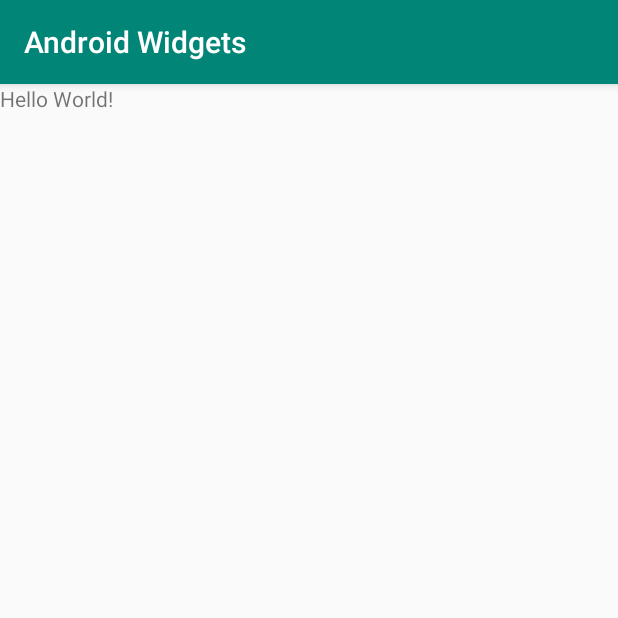
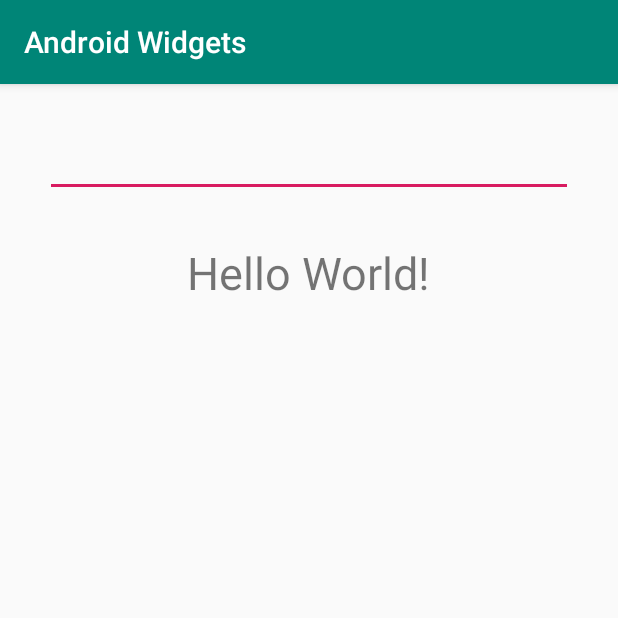
Before and after one commit to gurkay/AndroidWidgets, an Android app: the screen it shows after launch (MainActivity), on a phone screen of 412 x 824 dp, the top half of it. Run offline under Robolectric (Android 15) with nearby library versions, the phone set to English and light mode, and no system bars.

Commit message:
add text view component add edit text component

```diff
--- a/app/src/main/java/com/test/androidwidgets/MainActivity.java
+++ b/app/src/main/java/com/test/androidwidgets/MainActivity.java
@@ -2,7 +2,10 @@ package com.test.androidwidgets;
 
 import android.support.v7.app.AppCompatActivity;
 import android.os.Bundle;
+import android.text.Editable;
+import android.text.TextWatcher;
 import android.view.View;
+import android.widget.EditText;
 import android.widget.TextView;
 import android.widget.Toast;
 
@@ -15,11 +18,39 @@ public class MainActivity extends AppCompatActivity {
     ///////////////////////////////////////////////////////////////
 
     TextView txtView;
+    EditText editText;
+
 
     @Override
     protected void onCreate(Bundle savedInstanceState) {
         super.onCreate(savedInstanceState);
         setContentView(R.layout.activity_main);
+
+        ///////////////////////////////////////////////////////////////
+        //
+        // Edit Text
+        //
+        ///////////////////////////////////////////////////////////////
+
+        editText = (EditText) findViewById(R.id.editTxtWriting);
+
+        editText.addTextChangedListener(new TextWatcher() {
+            @Override
+            public void beforeTextChanged(CharSequence s, int start, int count, int after) {
+
+            }
+
+            @Override
+            public void onTextChanged(CharSequence s, int start, int before, int count) {
+                String str = editText.getText().toString();
+                txtView.setText(str);
+            }
+
+            @Override
+            public void afterTextChanged(Editable s) {
+
+            }
+        });
 
         ///////////////////////////////////////////////////////////////
         //
@@ -33,7 +64,11 @@ public class MainActivity extends AppCompatActivity {
             @Override
             public void onClick(View v) {
                 String myVar = txtView.getText().toString();
+
+                Toast.makeText(getApplicationContext(), myVar, Toast.LENGTH_SHORT).show();
+
             }
         });
+
     }
 }
--- a/app/src/main/res/layout/activity_main.xml
+++ b/app/src/main/res/layout/activity_main.xml
@@ -1,21 +1,24 @@
 <?xml version="1.0" encoding="utf-8"?>
-<RelativeLayout xmlns:android="http://schemas.android.com/apk/res/android"
+<LinearLayout xmlns:android="http://schemas.android.com/apk/res/android"
     xmlns:app="http://schemas.android.com/apk/res-auto"
     xmlns:tools="http://schemas.android.com/tools"
     android:layout_width="match_parent"
     android:layout_height="match_parent"
+    android:orientation="vertical"
     tools:context=".MainActivity">
 
-    ///////////////////////////////////////////////////////////////
-    //
-    // Text widget
-    //
-    ///////////////////////////////////////////////////////////////
+    <EditText
+        android:id="@+id/editTxtWriting"
+        android:layout_width="match_parent"
+        android:layout_height="wrap_content"
+        android:layout_margin="30sp" />
 
     <TextView
+        android:id="@+id/idTxt"
         android:layout_width="wrap_content"
         android:layout_height="wrap_content"
+        android:layout_gravity="center"
         android:text="Hello World!"
-        android:id="@+id/idTxt"/>
+        android:textSize="30sp" />
 
-</RelativeLayout>
+</LinearLayout>
```
